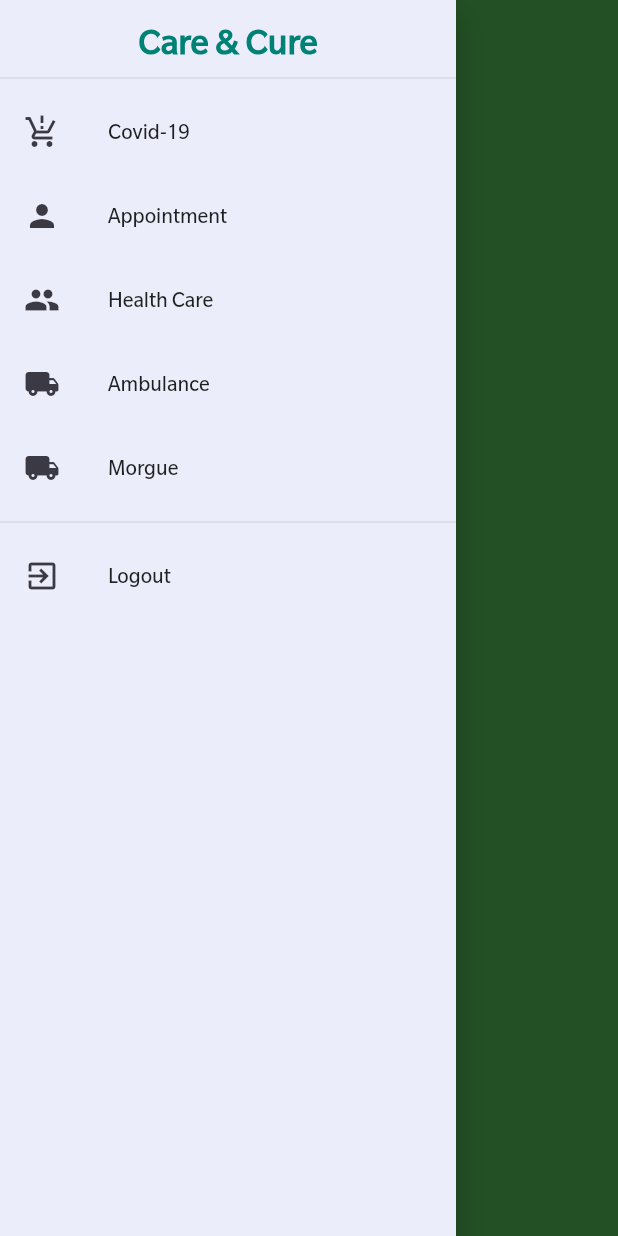
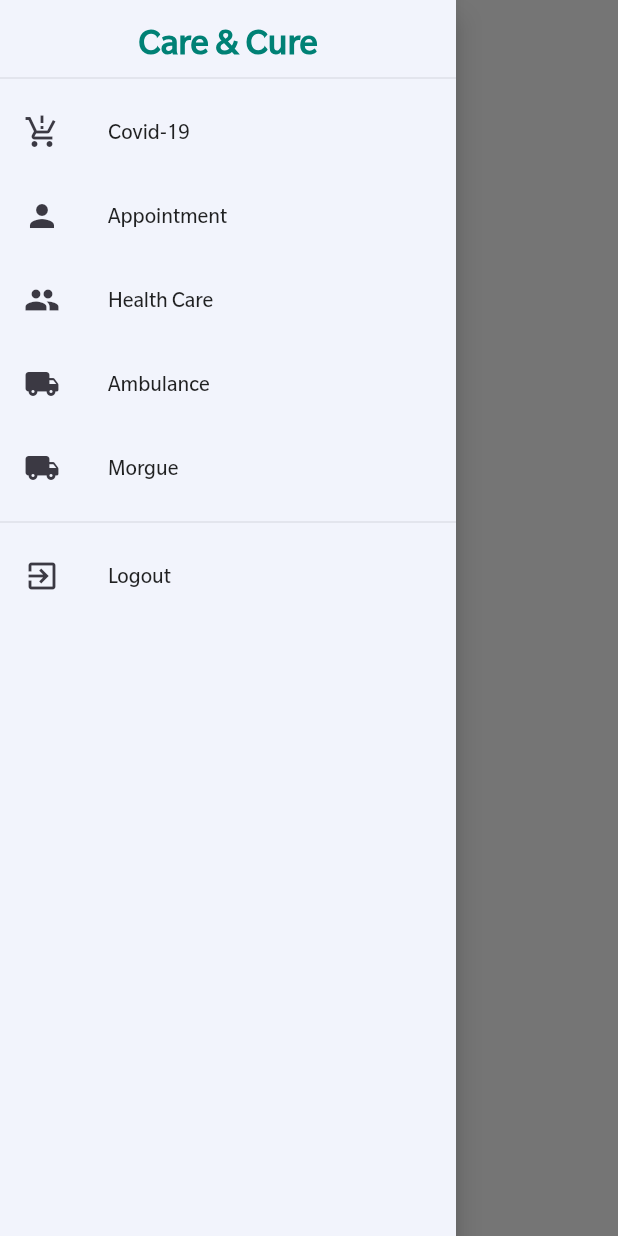
Before and after one commit to AJ8454/Care_and_Cure, a Flutter app: the TabletHomeScreen screen opened directly, with the side drawer open, on a phone screen of 412 x 824 dp. Run offline on Flutter 3.47's test engine with Material 2 defaults, Android fonts, the phone set to English and light mode, and no system bars; our stand-ins replace firebase_auth, firebase_core, google_sign_in, sizer; accounts and stored records are empty.

Commit message:
first commit

```diff
--- a/lib/Screens/initialPage.dart
+++ b/lib/Screens/initialPage.dart
@@ -12,8 +12,6 @@ import 'util_screens/tablet_home_screen.dart';
 class InitialPage extends StatelessWidget {
   @override
   Widget build(BuildContext context) {
-    double _width = MediaQuery.of(context).size.width;
-    // double _height = MediaQuery.of(context).size.height;
     return Scaffold(
       backgroundColor: Colors.white,
       body: StreamBuilder(
--- a/lib/Screens/util_screens/desktop_home_screen.dart
+++ b/lib/Screens/util_screens/desktop_home_screen.dart
@@ -1,5 +1,5 @@
-import 'package:auto_size_text_pk/auto_size_text_pk.dart';
 import 'package:care_and_cure/utils/constant.dart';
+import 'package:care_and_cure/widgets/dashboard/dashboard.dart';
 import 'package:care_and_cure/widgets/doctor_list/doctor_list.dart';
 import 'package:care_and_cure/widgets/drawer.dart';
 import 'package:flutter/material.dart';
@@ -9,25 +9,27 @@ class DesktopHomeScreen extends StatelessWidget {
 
   @override
   Widget build(BuildContext context) {
+    Size _size = MediaQuery.of(context).size;
     return Scaffold(
-      backgroundColor: bgColor,
+      backgroundColor: kBgDarkColor,
       body: Row(
         children: [
           Expanded(
-            flex: 2,
+            flex: _size.width > 1340 ? 2 : 4,
             child: Container(
-              color: bgColor,
+              color: kBgLightColor,
               child: DrawerList(),
             ),
           ),
           Expanded(
-            flex: 3,
+            flex: _size.width > 1340 ? 3 : 5,
             child: DoctorList(),
           ),
           Expanded(
-            flex: 4,
+            flex: _size.width > 1340 ? 8 : 10,
             child: Container(
-              color: Colors.green[500],
+              color: Colors.white,
+              child: DashBoard(),
             ),
           ),
         ],
--- a/lib/Screens/util_screens/mobile_home_screen.dart
+++ b/lib/Screens/util_screens/mobile_home_screen.dart
@@ -1,3 +1,4 @@
+import 'package:care_and_cure/widgets/dashboard/dashboard.dart';
 import 'package:care_and_cure/widgets/drawer.dart';
 import 'package:flutter/material.dart';
 
@@ -26,7 +27,8 @@ class MobileHomeScreen extends StatelessWidget {
                 ),
                 Expanded(
                   child: Container(
-                    color: Colors.orange[500],
+                    color: Colors.white,
+                    child: DashBoard(),
                   ),
                 ),
               ],
--- a/lib/Screens/util_screens/tablet_home_screen.dart
+++ b/lib/Screens/util_screens/tablet_home_screen.dart
@@ -1,3 +1,5 @@
+import 'package:care_and_cure/utils/constant.dart';
+import 'package:care_and_cure/widgets/dashboard/dashboard.dart';
 import 'package:care_and_cure/widgets/doctor_list/doctor_list.dart';
 import 'package:care_and_cure/widgets/drawer.dart';
 import 'package:flutter/material.dart';
@@ -16,6 +18,8 @@ class TabletHomeScreen extends StatelessWidget {
         children: [
           Expanded(
             flex: 2,
+            child: Container(
+              color: kBgDarkColor,
               child: Column(
                 crossAxisAlignment: CrossAxisAlignment.start,
                 children: [
@@ -25,16 +29,16 @@ class TabletHomeScreen extends StatelessWidget {
                       Icons.menu,
                     ),
                   ),
-                Expanded(
-                  child:  DoctorList(),
+                  DoctorList(),
+                ],
               ),
-              ],
             ),
           ),
           Expanded(
             flex: 4,
             child: Container(
-              color: Colors.green[500],
+              color: Colors.white,
+              child: DashBoard(),
             ),
           ),
         ],
--- a/lib/utils/constant.dart
+++ b/lib/utils/constant.dart
@@ -18,5 +18,3 @@ const kDarkColor = Color(0xFF3B3943);
 const kBgColor = Color(0xFFF4F4F4);
 const kGreyColor = Color(0xFF6F737C);
 const kCyanColor = Color(0xFF008175);
-
-const Color bgColor = Color(0xFFEBEDFA);
--- /dev/null
+++ b/lib/widgets/dashboard/dashboard.dart
@@ -0,0 +1,12 @@
+import 'package:flutter/material.dart';
+
+class DashBoard extends StatelessWidget {
+  const DashBoard({ Key? key }) : super(key: key);
+
+  @override
+  Widget build(BuildContext context) {
+    return Container(
+
+    );
+  }
+}
--- a/lib/widgets/doctor_list/doctor_list.dart
+++ b/lib/widgets/doctor_list/doctor_list.dart
@@ -1,3 +1,5 @@
+import 'package:care_and_cure/utils/constant.dart';
+import 'package:flutter/foundation.dart';
 import 'package:flutter/material.dart';
 
 class DoctorList extends StatelessWidget {
@@ -7,9 +9,41 @@ class DoctorList extends StatelessWidget {
   Widget build(BuildContext context) {
     return Column(
       children: [
-        Container(
-          margin: EdgeInsets.symmetric(horizontal: 10),
-          child: TextField(),
+        SizedBox(height: 30),
+        Text(
+          "Search nearby Doctor or Hospital",
+          style: TextStyle(
+            fontWeight: FontWeight.w500,
+            fontSize: 16,
+          ),
+        ),
+        SizedBox(height: 10),
+        Padding(
+          padding: const EdgeInsets.symmetric(horizontal: 20),
+          child: Row(
+            children: [
+              Expanded(
+                child: TextField(
+                  onChanged: (value) {},
+                  decoration: InputDecoration(
+                    hintText: "Search",
+                    fillColor: kBgLightColor,
+                    filled: true,
+                    suffixIcon: Padding(
+                      padding: const EdgeInsets.all(20 * 0.75), //15
+                      child: Icon(
+                        Icons.search,
+                      ),
+                    ),
+                    border: OutlineInputBorder(
+                      borderRadius: BorderRadius.all(Radius.circular(10)),
+                      borderSide: BorderSide.none,
+                    ),
+                  ),
+                ),
+              ),
+            ],
+          ),
         ),
       ],
     );
--- a/lib/widgets/drawer.dart
+++ b/lib/widgets/drawer.dart
@@ -11,10 +11,10 @@ class DrawerList extends StatelessWidget {
     return Drawer(
       elevation: 8,
       child: Container(
-        color: bgColor,
+        color: kBgLightColor,
         child: ListView(children: [
           Container(
-            color: bgColor,
+            color: kBgLightColor,
             height: 60,
             child: DrawerHeader(
               child: Text(
@@ -54,7 +54,7 @@ class DrawerList extends StatelessWidget {
             navigate: '/OrderScreen',
           ),
           Container(
-            color: bgColor,
+            color: kBgLightColor,
             child: Row(
               children: const [
                 Expanded(
@@ -64,7 +64,7 @@ class DrawerList extends StatelessWidget {
             ),
           ),
           Container(
-            color: bgColor,
+            color: kBgLightColor,
             child: ListTile(
               leading: const Icon(
                 Icons.exit_to_app,
@@ -101,7 +101,7 @@ class DrawerListTile extends StatelessWidget {
   @override
   Widget build(BuildContext context) {
     return Container(
-      color: bgColor,
+      color: kBgLightColor,
       child: ListTile(
         leading: Icon(
           icon,
```
Lines whose indentation alone changed are shown as unchanged.
